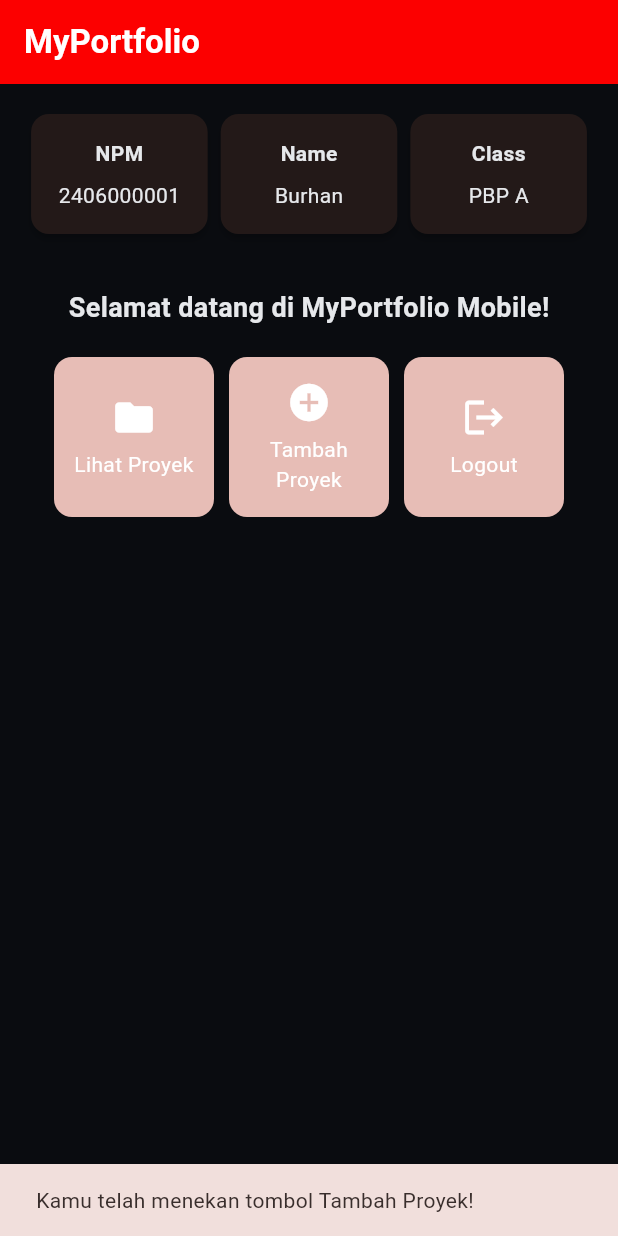
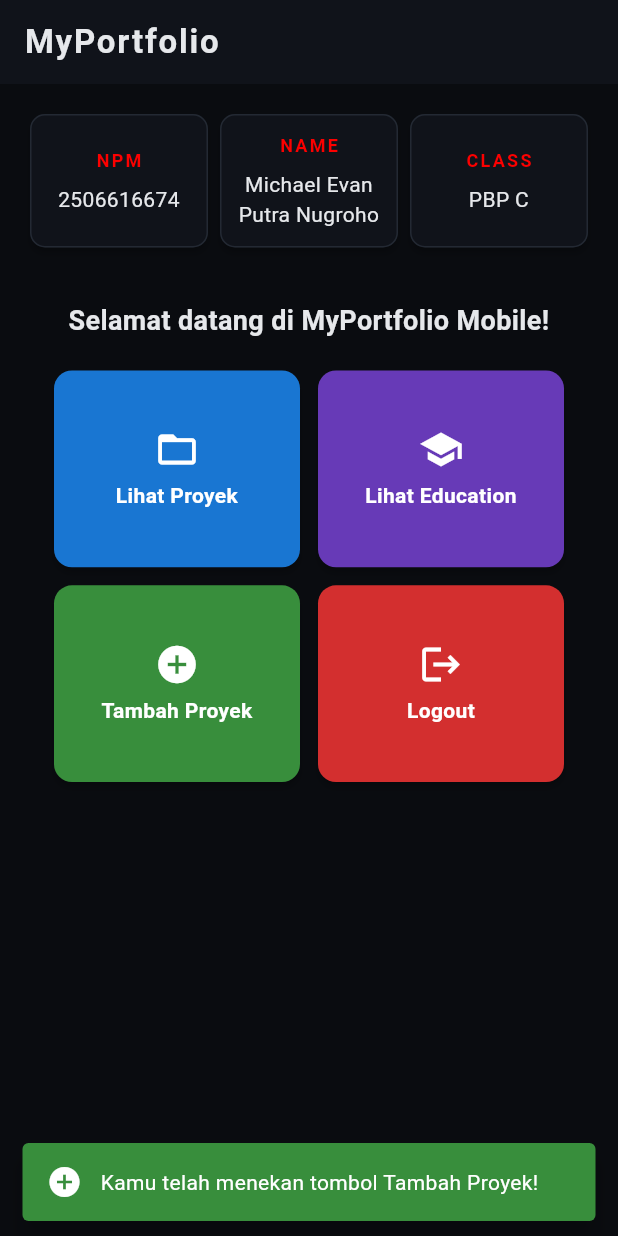
Before and after one commit to DJITOE-IPUN/myportofolio_mobile, a Flutter app: the screen it shows after launch, after a tap on "Tambah Proyek", on a phone screen of 412 x 824 dp. Run offline on Flutter 3.47's test engine with Material 3 defaults, Android fonts, the phone set to English and light mode, and no system bars.

Commit message:
feat(menu): show real profile data and colored action buttons
InfoCard shows NPM 2506616674, Michael Evan Putra Nugroho, PBP C. ItemHomepage gets a color field; four ItemCards (Lihat Proyek, Lihat Education, Tambah Proyek, Logout) each have a unique background and show a matching SnackBar.

```diff
--- a/lib/menu.dart
+++ b/lib/menu.dart
@@ -1,59 +1,75 @@
 import 'package:flutter/material.dart';
+import 'package:myportofolio_mobile/theme.dart';
 
+/// Halaman utama MyPortfolio Mobile.
+///
+/// Menampilkan identitas pemilik portofolio dalam tiga [InfoCard] dan menu
+/// aksi portofolio dalam bentuk kisi [ItemCard]. Halaman ini tidak menyimpan
+/// state yang berubah, sehingga cukup berupa [StatelessWidget].
 class MyHomePage extends StatelessWidget {
   MyHomePage({super.key});
 
-  final String npm = "2406000001";
-  final String nama = "Burhan";
-  final String kelas = "PBP A";
+  final String npm = "2506616674";
+  final String nama = "Michael Evan Putra Nugroho";
+  final String kelas = "PBP C";
 
+  /// Daftar tombol aksi portofolio.
+  ///
+  /// Warna latar setiap tombol disimpan langsung di model [ItemHomepage],
+  /// sehingga [ItemCard] tidak memerlukan percabangan if-else untuk pewarnaan.
+  /// Menambah tombol baru cukup dengan menambah satu baris di list ini.
   final List<ItemHomepage> items = [
-    ItemHomepage("Lihat Proyek", Icons.folder),
-    ItemHomepage("Tambah Proyek", Icons.add_circle),
-    ItemHomepage("Logout", Icons.logout),
+    ItemHomepage("Lihat Proyek", Icons.folder_open, Colors.blue.shade700),
+    ItemHomepage("Lihat Education", Icons.school, Colors.deepPurple),
+    ItemHomepage("Tambah Proyek", Icons.add_circle, Colors.green.shade700),
+    ItemHomepage("Logout", Icons.logout, Colors.red.shade700),
   ];
 
   @override
   Widget build(BuildContext context) {
-    // Scaffold menyediakan struktur visual dasar halaman (AppBar, Body, SnackBar).
+    // Scaffold menyediakan struktur visual dasar halaman (AppBar, body, SnackBar).
     return Scaffold(
-      // AppBar menampilkan bar bagian atas halaman aplikasi.
       appBar: AppBar(
         title: const Text(
           'MyPortfolio',
           style: TextStyle(
-            color: Colors.white,
             fontWeight: FontWeight.bold,
+            letterSpacing: 1.2,
           ),
         ),
-        backgroundColor: Theme.of(context).colorScheme.primary,
+        backgroundColor: AppColors.panel,
+        foregroundColor: AppColors.text,
       ),
-      // Body halaman utama dengan padding di sekelilingnya.
-      body: Padding(
+      // SingleChildScrollView mencegah overflow di layar pendek atau saat
+      // perangkat diputar ke mode landscape.
+      body: SingleChildScrollView(
         padding: const EdgeInsets.all(16.0),
+        child: Center(
+          // Membatasi lebar konten agar tetap proporsional di Chrome/tablet.
+          child: ConstrainedBox(
+            constraints: const BoxConstraints(maxWidth: 560),
             child: Column(
-          crossAxisAlignment: CrossAxisAlignment.center,
               children: [
-            // Baris horizontal untuk menampilkan 3 InfoCard secara sejajar.
-            Row(
-              mainAxisAlignment: MainAxisAlignment.spaceEvenly,
+                // IntrinsicHeight + stretch membuat ketiga InfoCard sama tinggi,
+                // walaupun nama lengkap terpotong menjadi beberapa baris.
+                IntrinsicHeight(
+                  child: Row(
+                    crossAxisAlignment: CrossAxisAlignment.stretch,
                     children: [
-                InfoCard(title: 'NPM', content: npm),
-                InfoCard(title: 'Name', content: nama),
-                InfoCard(title: 'Class', content: kelas),
+                      Expanded(child: InfoCard(title: 'NPM', content: npm)),
+                      Expanded(child: InfoCard(title: 'Name', content: nama)),
+                      Expanded(child: InfoCard(title: 'Class', content: kelas)),
                     ],
+                  ),
                 ),
 
                 const SizedBox(height: 16.0),
 
-            // Bagian tengah: pesan sambutan dan kisi tombol menu portofolio.
-            Center(
-              child: Column(
-                children: [
                 const Padding(
                   padding: EdgeInsets.only(top: 16.0),
                   child: Text(
                     'Selamat datang di MyPortfolio Mobile!',
+                    textAlign: TextAlign.center,
                     style: TextStyle(
                       fontWeight: FontWeight.bold,
                       fontSize: 18.0,
@@ -61,105 +77,22 @@ class MyHomePage extends StatelessWidget {
                   ),
                 ),
 
-                  // GridView menampilkan kartu tombol dalam tata letak kisi 3 kolom.
+                // GridView menampilkan kartu tombol dalam kisi 2 kolom (2 x 2).
                 GridView.count(
-                    primary: true,
                   padding: const EdgeInsets.all(20),
-                    crossAxisSpacing: 10,
-                    mainAxisSpacing: 10,
-                    crossAxisCount: 3,
-                    // shrinkWrap agar ukuran kisi menyesuaikan tinggi konten anak.
+                  crossAxisSpacing: 12,
+                  mainAxisSpacing: 12,
+                  crossAxisCount: 2,
+                  // Rasio 1.25 memberi ruang cukup untuk ikon dan label dua baris
+                  // di layar ponsel yang sempit.
+                  childAspectRatio: 1.25,
+                  // shrinkWrap agar tinggi kisi mengikuti isinya; scroll
+                  // ditangani oleh SingleChildScrollView di atas.
                   shrinkWrap: true,
+                  physics: const NeverScrollableScrollPhysics(),
                   children: items.map((ItemHomepage item) {
                     return ItemCard(item);
                   }).toList(),
-                  ),
-                ],
-              ),
-            ),
-          ],
-        ),
-      ),
-    );
-  }
-}
-
-class InfoCard extends StatelessWidget {
-  // Kartu informasi yang menampilkan judul (title) dan isi (content).
-  final String title;
-  final String content;
-
-  const InfoCard({super.key, required this.title, required this.content});
-
-  @override
-  Widget build(BuildContext context) {
-    return Card(
-      // Memberikan efek bayangan kartu elevasi 2 unit.
-      elevation: 2.0,
-      child: Container(
-        // Menyesuaikan lebar kartu dengan proporsi layar (dibagi 3.5).
-        width: MediaQuery.of(context).size.width / 3.5,
-        padding: const EdgeInsets.all(16.0),
-        // Menyusun teks title dan content secara vertikal.
-        child: Column(
-          children: [
-            Text(
-              title,
-              style: const TextStyle(fontWeight: FontWeight.bold),
-            ),
-            const SizedBox(height: 8.0),
-            Text(content),
-          ],
-        ),
-      ),
-    );
-  }
-}
-
-class ItemHomepage {
-  final String name;
-  final IconData icon;
-
-  ItemHomepage(this.name, this.icon);
-}
-
-class ItemCard extends StatelessWidget {
-  final ItemHomepage item;
-
-  const ItemCard(this.item, {super.key});
-
-  @override
-  Widget build(BuildContext context) {
-    return Material(
-      // Menggunakan warna sekunder dari skema tema aplikasi.
-      color: Theme.of(context).colorScheme.secondary,
-      borderRadius: BorderRadius.circular(12),
-      child: InkWell(
-        // Aksi ketika kartu ditekan oleh pengguna.
-        onTap: () {
-          // Menampilkan SnackBar dengan pesan interaktif.
-          ScaffoldMessenger.of(context)
-            ..hideCurrentSnackBar()
-            ..showSnackBar(
-              SnackBar(content: Text("Kamu telah menekan tombol ${item.name}!")),
-            );
-        },
-        child: Container(
-          padding: const EdgeInsets.all(8),
-          child: Center(
-            child: Column(
-              mainAxisAlignment: MainAxisAlignment.center,
-              children: [
-                Icon(
-                  item.icon,
-                  color: Colors.white,
-                  size: 30.0,
-                ),
-                const Padding(padding: EdgeInsets.all(3)),
-                Text(
-                  item.name,
-                  textAlign: TextAlign.center,
-                  style: const TextStyle(color: Colors.white),
                 ),
               ],
             ),
@@ -169,3 +102,136 @@ class ItemCard extends StatelessWidget {
     );
   }
 }
+
+/// Kartu informasi berisi judul ([title]) dan isi ([content]).
+class InfoCard extends StatelessWidget {
+  final String title;
+  final String content;
+
+  const InfoCard({super.key, required this.title, required this.content});
+
+  @override
+  Widget build(BuildContext context) {
+    return Card(
+      color: AppColors.panel,
+      elevation: 2.0,
+      shape: const RoundedRectangleBorder(
+        side: BorderSide(color: AppColors.border),
+        borderRadius: BorderRadius.all(Radius.circular(10)),
+      ),
+      child: Padding(
+        padding: const EdgeInsets.all(12.0),
+        // Menyusun judul dan isi secara vertikal di tengah kartu.
+        child: Column(
+          mainAxisAlignment: MainAxisAlignment.center,
+          children: [
+            Text(
+              title.toUpperCase(),
+              style: const TextStyle(
+                color: AppColors.red,
+                fontWeight: FontWeight.bold,
+                fontSize: 12.0,
+                letterSpacing: 1.5,
+              ),
+            ),
+            const SizedBox(height: 8.0),
+            Text(
+              content,
+              textAlign: TextAlign.center,
+              style: const TextStyle(color: AppColors.text),
+            ),
+          ],
+        ),
+      ),
+    );
+  }
+}
+
+/// Model data untuk satu tombol aksi di halaman utama.
+class ItemHomepage {
+  final String name;
+  final IconData icon;
+
+  /// Warna latar unik untuk tombol ini.
+  final Color color;
+
+  ItemHomepage(this.name, this.icon, this.color);
+}
+
+/// Kartu tombol aksi yang menampilkan ikon dan nama dari [item].
+///
+/// Saat ditekan, kartu menampilkan SnackBar dengan warna yang sama seperti
+/// kartunya.
+class ItemCard extends StatelessWidget {
+  final ItemHomepage item;
+
+  const ItemCard(this.item, {super.key});
+
+  static const BorderRadius _radius = BorderRadius.all(Radius.circular(12));
+
+  @override
+  Widget build(BuildContext context) {
+    return Material(
+      // Warna latar diambil dari model, sehingga tiap tombol berbeda warna.
+      color: item.color,
+      borderRadius: _radius,
+      elevation: 2.0,
+      child: InkWell(
+        // borderRadius yang sama agar efek ripple tidak keluar dari sudut kartu.
+        borderRadius: _radius,
+        onTap: () {
+          // Menutup SnackBar sebelumnya agar pesan langsung berganti, lalu
+          // menampilkan pesan sesuai nama tombol yang ditekan.
+          ScaffoldMessenger.of(context)
+            ..hideCurrentSnackBar()
+            ..showSnackBar(
+              SnackBar(
+                behavior: SnackBarBehavior.floating,
+                backgroundColor: item.color,
+                content: Row(
+                  children: [
+                    Icon(item.icon, color: Colors.white),
+                    const SizedBox(width: 12),
+                    Expanded(
+                      child: Text(
+                        "Kamu telah menekan tombol ${item.name}!",
+                        style: const TextStyle(color: Colors.white),
+                      ),
+                    ),
+                  ],
+                ),
+              ),
+            );
+        },
+        child: Padding(
+          padding: const EdgeInsets.all(8),
+          child: Column(
+            mainAxisAlignment: MainAxisAlignment.center,
+            children: [
+              Icon(
+                item.icon,
+                color: Colors.white,
+                size: 30.0,
+              ),
+              const SizedBox(height: 6),
+              // Flexible membatasi label pada sisa ruang kartu, sehingga label
+              // yang panjang dipotong dengan elipsis alih-alih membuat overflow.
+              Flexible(
+                child: Text(
+                  item.name,
+                  textAlign: TextAlign.center,
+                  maxLines: 2,
+                  overflow: TextOverflow.ellipsis,
+                  style: const TextStyle(
+                    color: Colors.white,
+                    fontWeight: FontWeight.w600,
+                  ),
+                ),
+              ),
+            ],
+          ),
+        ),
+      ),
+    );
+  }
+}
```
Lines whose indentation alone changed are shown as unchanged.
